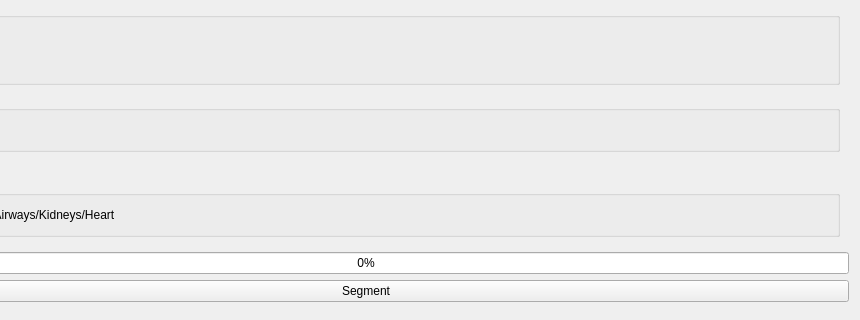
This is LungSegmentation/Resources/UI/LungSegmentation.ui in FlorianDAVAUX/SlicerLungSegmentation as Qt 5 draws it before an edit; both pictures show x 128 to 988 and y 493 to 813 of the 988 by 813 pixel window. The edited form follows.
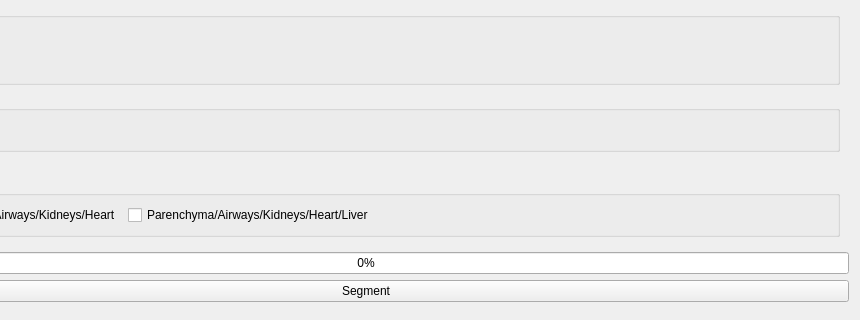
This is the edited form. Custom widgets are drawn as their Qt base class.

Commit message: ENH: Adding of Rat Organs Model

Patch:
```diff
--- a/LungSegmentation/Resources/UI/LungSegmentation.ui
+++ b/LungSegmentation/Resources/UI/LungSegmentation.ui
@@ -253,6 +253,13 @@
            </property>
           </widget>
          </item>
+         <item row="0" column="1">
+          <widget class="QCheckBox" name="checkBoxRatInvivoParenchymaAirwaysKidneysHeartLiver">
+           <property name="text">
+            <string>Parenchyma/Airways/Kidneys/Heart/Liver</string>
+           </property>
+          </widget>
+         </item>
         </layout>
        </widget>
       </item>
```
The commit also changes 1 other file.
